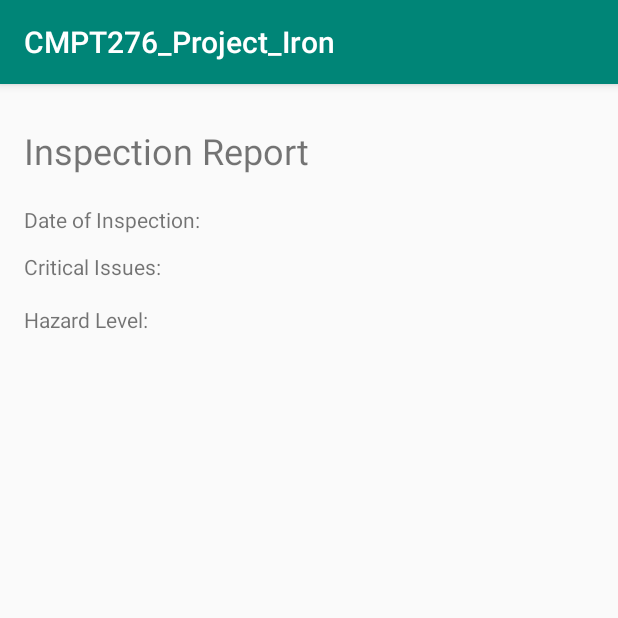
After one commit to vShlapachenko/Surrey_Sanitary_Inspections_App, an Android app: the InspectionDetails screen opened directly, with no data from a screen before it, on a phone screen of 412 x 824 dp, the top half of it. The commit adds this screen. Run offline under Robolectric (Android 15) with nearby library versions, the phone set to English and light mode, and no system bars.

Commit message:
Initial commit of inspection activity plus InspectionDetails class

```diff
--- a/app/src/main/AndroidManifest.xml
+++ b/app/src/main/AndroidManifest.xml
@@ -8,6 +8,7 @@
         android:roundIcon="@mipmap/ic_launcher_round"
         android:supportsRtl="true"
         android:theme="@style/AppTheme">
+        <activity android:name=".UI.InspectionDetails"></activity>
         <activity android:name=".MainActivity">
             <intent-filter>
                 <action android:name="android.intent.action.MAIN" />
--- /dev/null
+++ b/app/src/main/java/com/example/cmpt276_project_iron/UI/InspectionDetails.java
@@ -0,0 +1,17 @@
+package com.example.cmpt276_project_iron.UI;
+
+import androidx.appcompat.app.AppCompatActivity;
+
+import android.os.Bundle;
+
+import com.example.cmpt276_project_iron.R;
+import com.example.cmpt276_project_iron.model.Inspection;
+
+public class InspectionDetails extends AppCompatActivity {
+    private Inspection restaurantInspection;
+    @Override
+    protected void onCreate(Bundle savedInstanceState) {
+        super.onCreate(savedInstanceState);
+        setContentView(R.layout.activity_inspection_details);
+    }
+}
--- /dev/null
+++ b/app/src/main/res/layout/activity_inspection_details.xml
@@ -0,0 +1,57 @@
+<?xml version="1.0" encoding="utf-8"?>
+<androidx.constraintlayout.widget.ConstraintLayout xmlns:android="http://schemas.android.com/apk/res/android"
+    xmlns:app="http://schemas.android.com/apk/res-auto"
+    xmlns:tools="http://schemas.android.com/tools"
+    android:layout_width="match_parent"
+    android:layout_height="match_parent"
+    tools:context=".UI.InspectionDetails">
+
+    <TextView
+        android:id="@+id/inspection"
+        android:layout_width="wrap_content"
+        android:layout_height="wrap_content"
+        android:layout_marginStart="16dp"
+        android:layout_marginTop="28dp"
+        android:text="@string/inspection_report"
+        android:textSize="24sp"
+        app:layout_constraintStart_toStartOf="parent"
+        app:layout_constraintTop_toTopOf="parent" />
+
+    <TextView
+        android:id="@+id/inspection_date"
+        android:layout_width="wrap_content"
+        android:layout_height="wrap_content"
+        android:layout_marginStart="16dp"
+        android:layout_marginTop="20dp"
+        android:text="@string/date_of_inspection"
+        app:layout_constraintStart_toStartOf="parent"
+        app:layout_constraintTop_toBottomOf="@+id/inspection" />
+
+    <TextView
+        android:id="@+id/crit_issues"
+        android:layout_width="wrap_content"
+        android:layout_height="wrap_content"
+        android:layout_marginStart="16dp"
+        android:layout_marginTop="12dp"
+        android:text="@string/critical_issues_inspection"
+        app:layout_constraintStart_toStartOf="parent"
+        app:layout_constraintTop_toBottomOf="@+id/inspection_date" />
+
+    <TextView
+        android:id="@+id/hazard_level"
+        android:layout_width="wrap_content"
+        android:layout_height="wrap_content"
+        android:layout_marginStart="16dp"
+        android:layout_marginTop="16dp"
+        android:text="@string/hazard_level"
+        app:layout_constraintStart_toStartOf="parent"
+        app:layout_constraintTop_toBottomOf="@+id/crit_issues" />
+
+    <ListView
+        android:id="@+id/listof_violations"
+        android:layout_width="409dp"
+        android:layout_height="563dp"
+        android:layout_marginTop="36dp"
+        app:layout_constraintStart_toStartOf="parent"
+        app:layout_constraintTop_toBottomOf="@+id/hazard_level" />
+</androidx.constraintlayout.widget.ConstraintLayout>
--- a/app/src/main/res/values/strings.xml
+++ b/app/src/main/res/values/strings.xml
@@ -1,3 +1,7 @@
 <resources>
     <string name="app_name">CMPT276_Project_Iron</string>
+    <string name="inspection_report">Inspection Report</string>
+    <string name="date_of_inspection">Date of Inspection:</string>
+    <string name="critical_issues_inspection">Critical Issues:</string>
+    <string name="hazard_level">Hazard Level:</string>
 </resources>
```
